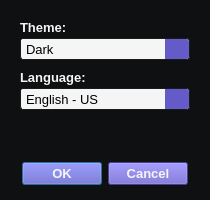
Before: the Qt Designer form TrimSheet_ToolsV2/Views/Settings.ui in JoaoFAbrahan/TrimSheet_ToolsV2, drawn with Qt 5.
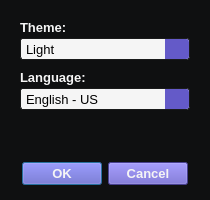
After: the same form once the commit is applied. Icons and pictures are not drawn.

Diff of the .ui file:
```diff
--- a/TrimSheet_ToolsV2/Views/Settings.ui
+++ b/TrimSheet_ToolsV2/Views/Settings.ui
@@ -152,7 +152,7 @@
          </property>
          <item>
           <property name="text">
-           <string>Dark</string>
+           <string>Light</string>
           </property>
          </item>
          <item>
```
Left out of the diff: 2 changed lines with no effect on the pictures.
